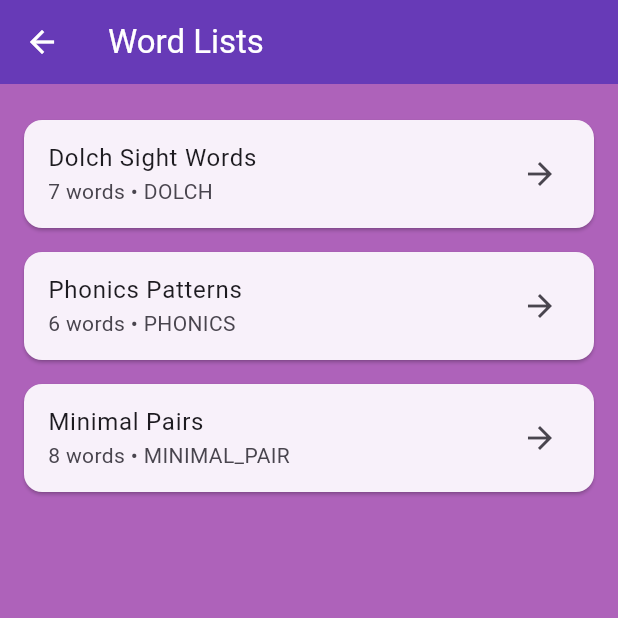
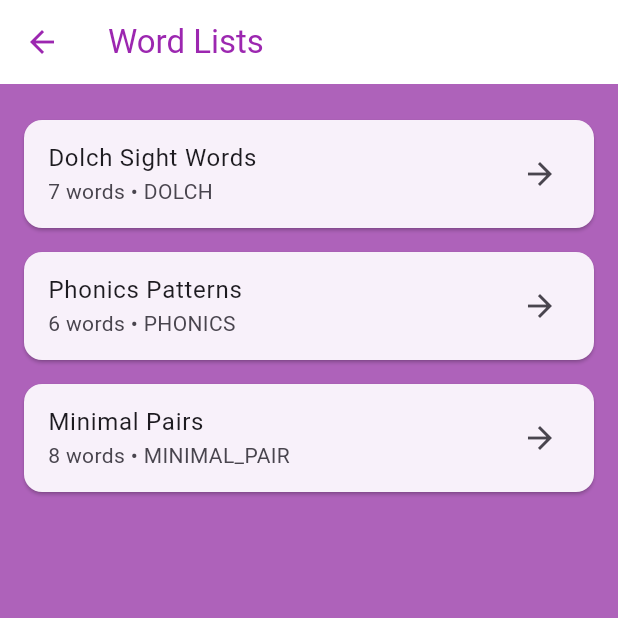
Before and after one commit to ngmille/readright, a Flutter app: the WordListScreen screen opened by its route, on a phone screen of 412 x 824 dp, the top half of it. Run offline on Flutter 3.47's test engine with Material 3 defaults, Android fonts, the phone set to English and light mode, and no system bars; our stand-ins replace csv.

Commit message:
Make app bar colors consistent

```diff
--- a/lib/word_list_screen.dart
+++ b/lib/word_list_screen.dart
@@ -24,8 +24,7 @@ class _WordListScreenState extends State<WordListScreen> {
       backgroundColor: const Color.fromARGB(255, 174, 98, 186),
       appBar: AppBar(
         title: const Text('Word Lists'),
-        backgroundColor: Colors.deepPurple,
-        foregroundColor: Colors.white,
+        backgroundColor: Colors.white,
       ),
       body: FutureBuilder<List<WordList>>(
         future: _wordListsFuture,
```
